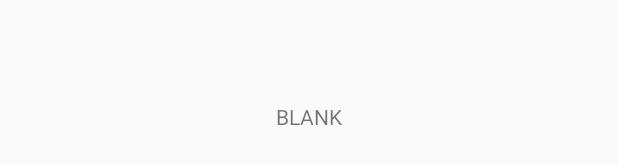
After one commit to baileytye/popularmovies, an Android app: the layout activity_details.xml on its own in the app's theme, with its tools: preview values and no code run, on a phone screen of 412 x 824 dp. The commit adds this screen. Shown: the part 502-666 px from the top of the screen. Run offline under Robolectric (Android 15) with nearby library versions, the phone set to English and light mode, and no system bars.

Commit message:
Add details activity placeholder

```diff
--- a/app/src/main/AndroidManifest.xml
+++ b/app/src/main/AndroidManifest.xml
@@ -2,7 +2,7 @@
 <manifest xmlns:android="http://schemas.android.com/apk/res/android"
     package="com.tye.popularmoviesstage1">
 
-    <uses-permission android:name="android.permission.INTERNET"/>
+    <uses-permission android:name="android.permission.INTERNET" />
 
     <application
         android:allowBackup="true"
@@ -11,6 +11,7 @@
         android:roundIcon="@mipmap/ic_launcher_round"
         android:supportsRtl="true"
         android:theme="@style/AppTheme">
+        <activity android:name=".DetailsActivity"></activity>
         <activity android:name=".MainActivity">
             <intent-filter>
                 <action android:name="android.intent.action.MAIN" />
--- a/app/src/main/java/com/tye/popularmoviesstage1/MainActivity.java
+++ b/app/src/main/java/com/tye/popularmoviesstage1/MainActivity.java
@@ -1,5 +1,6 @@
 package com.tye.popularmoviesstage1;
 
+import android.content.Intent;
 import android.support.v7.app.AppCompatActivity;
 import android.os.Bundle;
 import android.support.v7.widget.GridLayoutManager;
@@ -35,8 +36,11 @@ public class MainActivity extends AppCompatActivity implements MovieListAdapter.
 
 
     @Override
-    public void onListItemClick() {
+    public void onListItemClick(int position) {
+        Intent intent = new Intent(MainActivity.this,DetailsActivity.class);
+        intent.putExtra(Intent.EXTRA_TEXT, position);
 
+        startActivity(intent);
     }
 
 
--- a/app/src/main/java/com/tye/popularmoviesstage1/MovieListAdapter.java
+++ b/app/src/main/java/com/tye/popularmoviesstage1/MovieListAdapter.java
@@ -3,10 +3,12 @@ package com.tye.popularmoviesstage1;
 import android.content.Context;
 import android.support.annotation.NonNull;
 import android.support.v7.widget.RecyclerView;
+import android.util.Log;
 import android.view.LayoutInflater;
 import android.view.View;
 import android.view.ViewGroup;
 import android.widget.ImageView;
+import android.widget.Toast;
 
 import com.squareup.picasso.Picasso;
 
@@ -53,7 +55,7 @@ public class MovieListAdapter extends RecyclerView.Adapter<MovieListAdapter.Item
 
 
     public interface ListItemClickListener{
-        void onListItemClick();
+        void onListItemClick(int position);
     }
 
 
@@ -77,6 +79,8 @@ public class MovieListAdapter extends RecyclerView.Adapter<MovieListAdapter.Item
 
         @Override
         public void onClick(View view) {
+            mOnClickListener.onListItemClick(getAdapterPosition());
+            Log.v("Adapter Position", "Position: " + getAdapterPosition());
 
         }
     }
--- /dev/null
+++ b/app/src/main/res/layout/activity_details.xml
@@ -0,0 +1,22 @@
+<?xml version="1.0" encoding="utf-8"?>
+<android.support.constraint.ConstraintLayout xmlns:android="http://schemas.android.com/apk/res/android"
+    xmlns:app="http://schemas.android.com/apk/res-auto"
+    xmlns:tools="http://schemas.android.com/tools"
+    android:layout_width="match_parent"
+    android:layout_height="match_parent"
+    tools:context=".DetailsActivity">
+
+    <TextView
+        android:id="@+id/tv_details"
+        android:layout_width="wrap_content"
+        android:layout_height="wrap_content"
+        android:layout_marginStart="8dp"
+        android:layout_marginTop="8dp"
+        android:layout_marginEnd="8dp"
+        android:layout_marginBottom="8dp"
+        android:text="BLANK"
+        app:layout_constraintBottom_toBottomOf="parent"
+        app:layout_constraintEnd_toEndOf="parent"
+        app:layout_constraintStart_toStartOf="parent"
+        app:layout_constraintTop_toTopOf="parent" />
+</android.support.constraint.ConstraintLayout>
--- a/app/src/main/res/layout/activity_main.xml
+++ b/app/src/main/res/layout/activity_main.xml
@@ -9,5 +9,6 @@
     <android.support.v7.widget.RecyclerView
         android:id="@+id/rv_movie_list"
         android:layout_width="match_parent"
-        android:layout_height="match_parent" />
+        android:layout_height="match_parent"
+        android:background="@android:color/background_dark" />
 </FrameLayout>
--- a/app/src/main/res/layout/movie_item.xml
+++ b/app/src/main/res/layout/movie_item.xml
@@ -4,7 +4,8 @@
     xmlns:tools="http://schemas.android.com/tools"
     android:layout_width="wrap_content"
     android:layout_height="wrap_content"
-    android:padding="8dp">
+    android:paddingRight="4dp"
+    android:paddingLeft="4dp">
 
     <ImageView
         android:id="@+id/iv_movie_item_image"
```
Also changed, not shown: app/src/main/java/com/tye/popularmoviesstage1/DetailsActivity.java (added, +30 -0 lines), app/build.gradle (line endings or trailing spaces).
